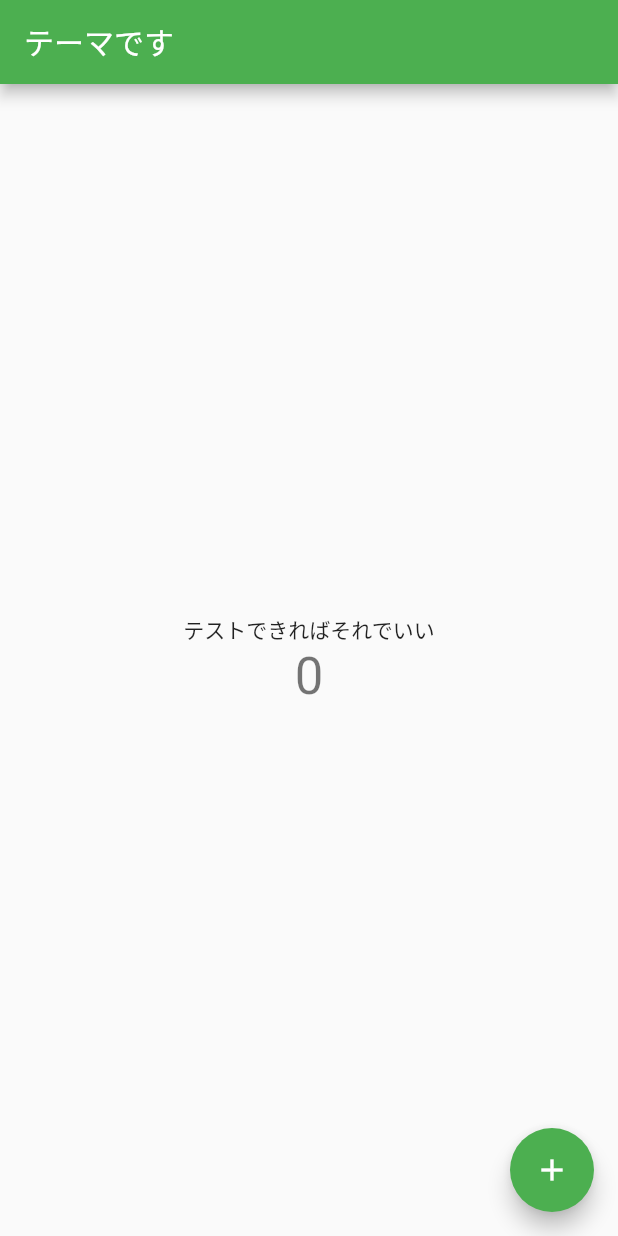
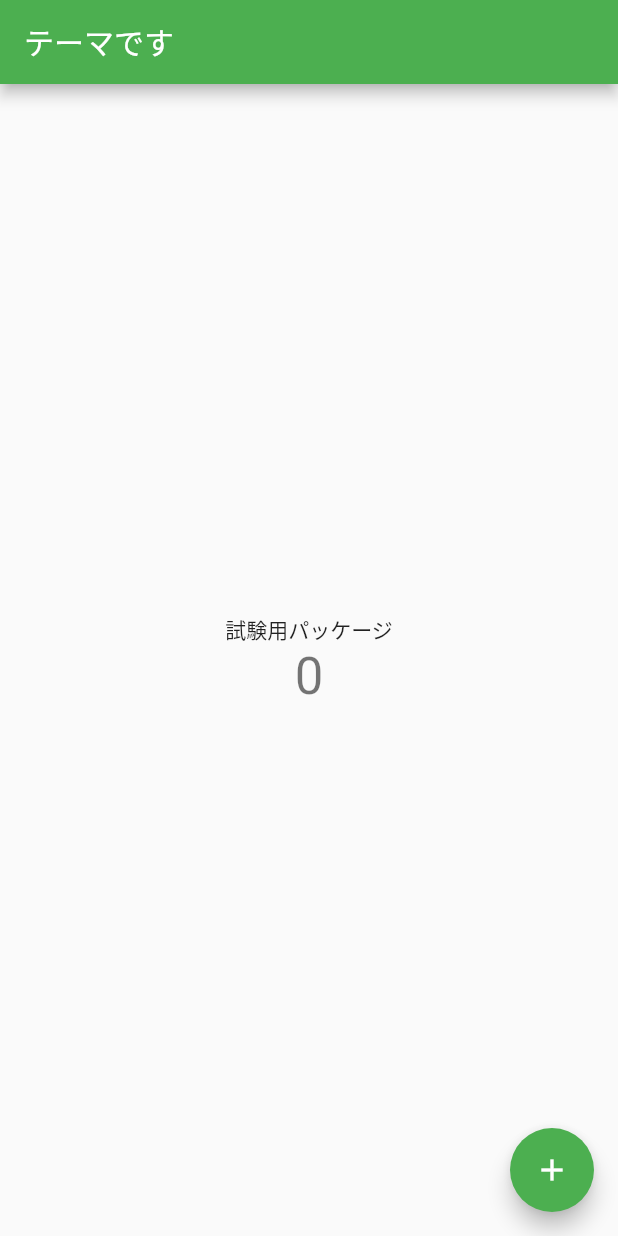
Before and after one commit to reydeoro/fulufulu, a Flutter app: the screen it shows after launch, on a phone screen of 412 x 824 dp. Run offline on Flutter 3.47's test engine with Material 2 defaults, Android fonts, the phone set to English and light mode, and no system bars.

Commit message:
dartファイルを動かすテスト

```diff
--- a/lib/main.dart
+++ b/lib/main.dart
@@ -56,7 +56,7 @@ class _MyHomePageState extends State<MyHomePage> {
           mainAxisAlignment: MainAxisAlignment.center,
           children: <Widget>[
             const Text(
-              'テストできればそれでいい',
+              '試験用パッケージ',
             ),
             Text(
               '$_counter',
```
